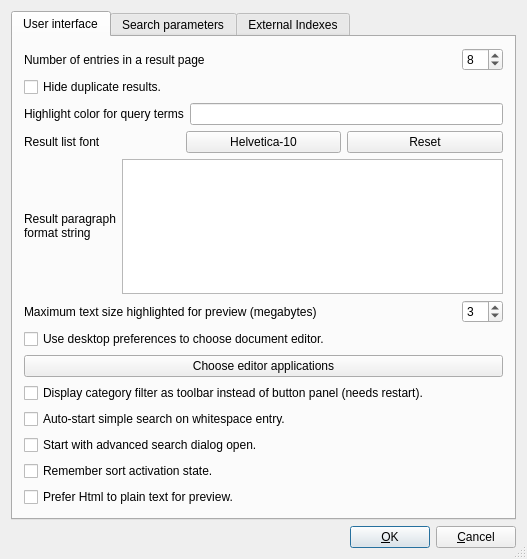
Above: src/qtgui/uiprefs.ui from spanner888/recoll before the change. Below: the same form after it.
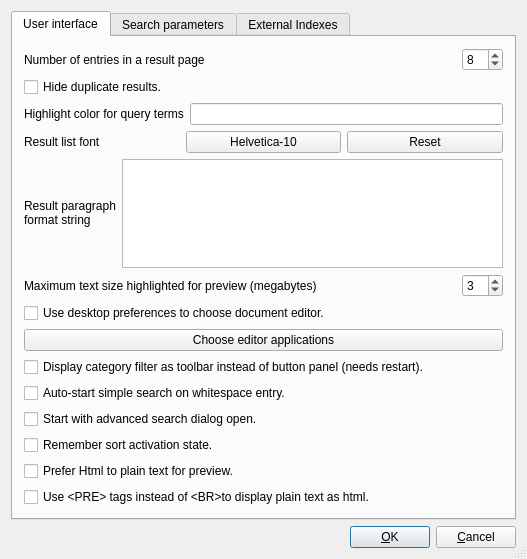
That is the form after the change.

Commit message: Add control for toggling preview use of <br> vs <pre> (plainpre). Restore default as true

Patch:
```diff
--- a/src/qtgui/uiprefs.ui
+++ b/src/qtgui/uiprefs.ui
@@ -274,6 +274,19 @@
              </property>
             </widget>
            </item>
+           <item>
+            <widget class="QCheckBox" name="previewPlainPreCB">
+             <property name="text">
+              <string>Use &lt;PRE&gt; tags instead of &lt;BR&gt;to display plain text as html.</string>
+             </property>
+               <property name="toolTip">
+                <string>Lines in PRE text are not folded. Using BR loses indentation.</string>
+               </property>
+             <property name="checked">
+              <bool>false</bool>
+             </property>
+            </widget>
+           </item>
           </layout>
          </item>
         </layout>
```
The commit also changes 2 other files.
